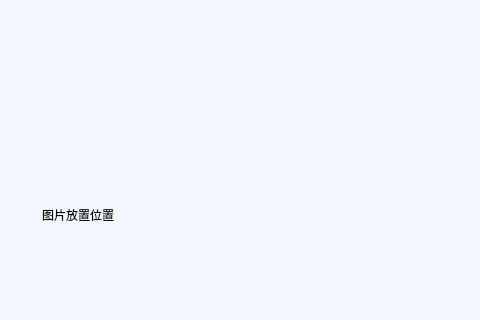
First picture: the form in UI/ui/receiver.ui, repository ZYboshi/srtp_GUI, before the edit; both pictures show x 318 to 798 and y 131 to 451 of the 798 by 843 pixel window.
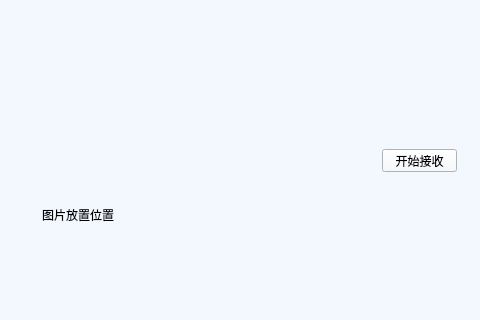
Second picture: the form after the edit.

What changed in the file:
```diff
--- a/UI/ui/receiver.ui
+++ b/UI/ui/receiver.ui
@@ -86,7 +86,7 @@
     <set>Qt::AlignmentFlag::AlignCenter</set>
    </property>
   </widget>
-  <widget class="QWidget" name="">
+  <widget class="QWidget" name="layoutWidget">
    <property name="geometry">
     <rect>
      <x>170</x>
@@ -108,6 +108,19 @@
     </item>
    </layout>
   </widget>
+  <widget class="QPushButton" name="button">
+   <property name="geometry">
+    <rect>
+     <x>700</x>
+     <y>280</y>
+     <width>75</width>
+     <height>23</height>
+    </rect>
+   </property>
+   <property name="text">
+    <string>开始接收</string>
+   </property>
+  </widget>
  </widget>
  <resources/>
  <connections/>
```
